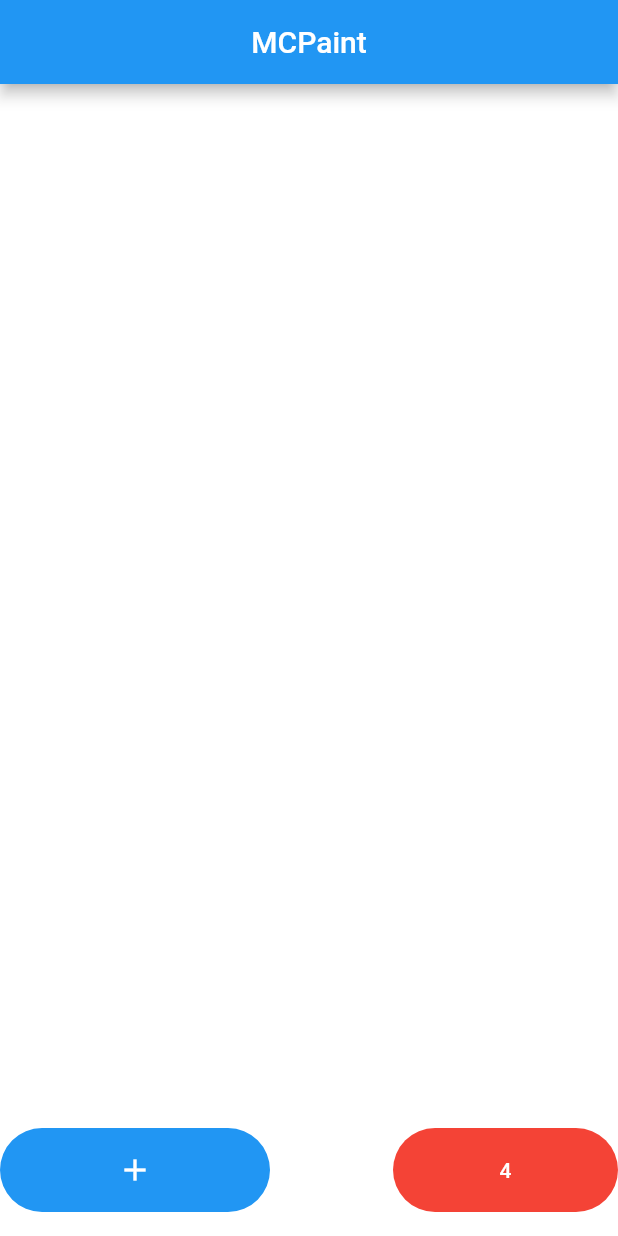
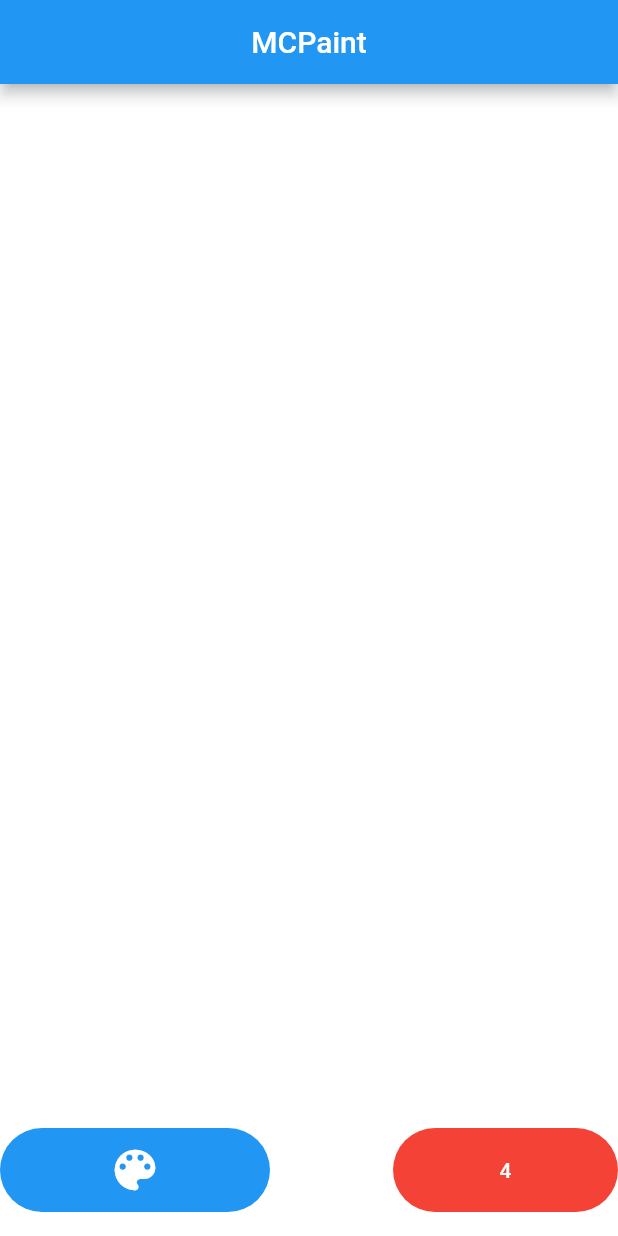
Before and after one commit to DavidCarrilho/app_mc_games, a Flutter app: the screen it shows after launch, on a phone screen of 412 x 824 dp. Run offline on Flutter 3.47's test engine with Material 2 defaults, Android fonts, the phone set to English and light mode, and no system bars; drawn by our look-alikes of flutter_speed_dial.

Commit message:
feat: icon color button

```diff
--- a/lib/widget/color_speed_dial.dart
+++ b/lib/widget/color_speed_dial.dart
@@ -1,15 +1,15 @@
-// ignore_for_file: use_key_in_widget_constructors
+import 'package:flutter/material.dart';
+import 'package:flutter_speed_dial/flutter_speed_dial.dart';
 
 import 'package:app_mc_games/data/data.dart';
-import 'package:flutter/material.dart';
-import 'package:flutter_speed_dial/flutter_speed_dial.dart';
 
 class ColorSpeedDial extends StatefulWidget {
   final void Function(Color) onSelected;
 
   const ColorSpeedDial({
+    Key? key,
     required this.onSelected,
-  });
+  }) : super(key: key);
 
   @override
   ColorSpeedDialState createState() => ColorSpeedDialState();
@@ -21,7 +21,6 @@ class ColorSpeedDialState extends State<ColorSpeedDial> {
   @override
   void initState() {
     super.initState();
-
     currentColor = speedDials[0].color;
   }
 
@@ -37,6 +36,7 @@ class ColorSpeedDialState extends State<ColorSpeedDial> {
           children: speedDials
               .map((entry) => speedDialChild(color: entry.color, label: entry.label))
               .toList(),
+          child: const Icon(Icons.color_lens, size: 36),
         ),
       );
 
```
